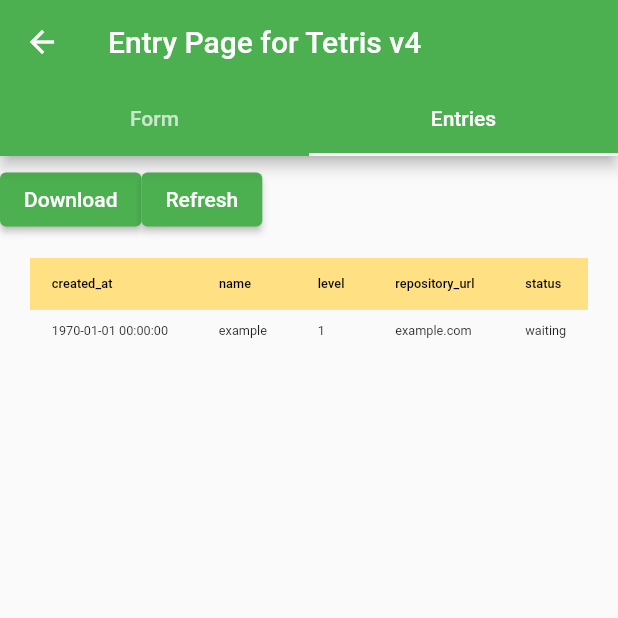
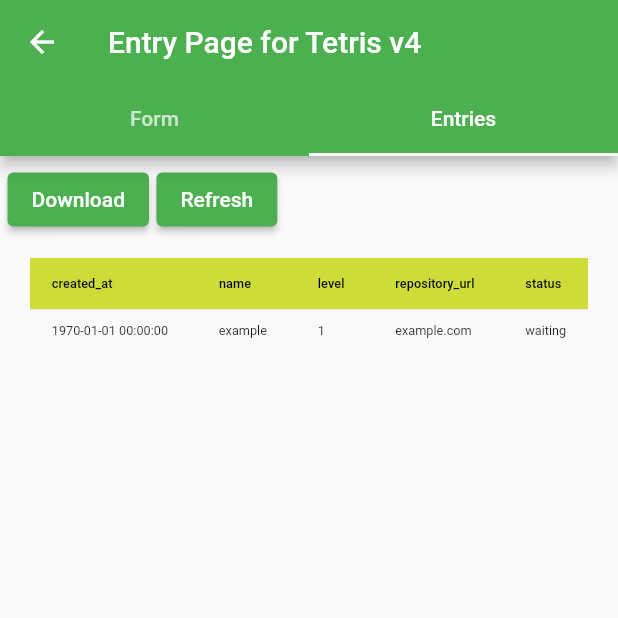
Before and after one commit to ChallengeClub/tetris_score_server_frontend, a Flutter app: the CompetitionEntryPage screen opened by its route, tab 2 chosen, after a tap on "Refresh", on a phone screen of 412 x 824 dp, the top half of it. Run offline on Flutter 3.47's test engine with Material 2 defaults, Android fonts, the phone set to English and light mode, and no system bars; our stand-ins replace connectivity_plus, csv, flutter_dotenv, flutter_hooks, freezed_annotation, hooks_riverpod and 1 more; missing offline and left inert: dart:html, protobuf.

Commit message:
fix files

```diff
--- a/app/lib/components/blocks/entry_table.dart
+++ b/app/lib/components/blocks/entry_table.dart
@@ -29,10 +29,10 @@ class EntryStatusTable extends HookConsumerWidget{
             showCheckboxColumn: false,
             sortColumnIndex: _columnList.indexOf(_entryTable.sortColumn),
             sortAscending: _entryTable.isSortedAscending,
-            headingRowColor: MaterialStateProperty.all(Colors.amber[200]),
+            headingRowColor: MaterialStateProperty.all(Colors.lime),
             columns: _columnList.map(
               (String column) => DataColumn(
-                label: Text(column),
+                label: Text(column)
               )
             ).toList(),
             rows: _entryTable.entries.map((EntryModel.EntryModel entry) => DataRow(
--- a/app/lib/components/pages/competition_entry_page.dart
+++ b/app/lib/components/pages/competition_entry_page.dart
@@ -31,7 +31,7 @@ class CompetitionEntryPage extends ConsumerWidget {
             Column(
               children: <Widget>[
                 Padding(
-                  padding: const EdgeInsets.symmetric(vertical: 5.0),
+                  padding: const EdgeInsets.all(5.0),
                   child: Row(
                     children: <Widget>[
                       ElevatedButton(
@@ -40,10 +40,12 @@ class CompetitionEntryPage extends ConsumerWidget {
                         },
                         child: const Text("Download")
                       ),
+                      SizedBox(
+                        width: 5,
+                      ),
                       ElevatedButton(
                         onPressed: (){
                           ref.read(entryTableStateNotifierProvider.notifier).fetchEntries();
-                          print("button pressed");
                         },
                         child: const Text("Refresh")
                       )
--- a/app/lib/view_model/entry_table_view_model.dart
+++ b/app/lib/view_model/entry_table_view_model.dart
@@ -13,10 +13,10 @@ class EntryTableStateNotifier extends StateNotifier<EntryTable> {
     fetchEntries();
   }
 
-  Future<String> fetchEntries() async {
+  Future<void> fetchEntries() async {
     try{
       List<EntryModel> entries = await _dbRepository.getEntries();
-      if (entries.length == 0){
+      if (entries.length == 0){ // if no data in DB, use Example Entry
         entries = getExampleEntryModel();
       }
       state = EntryTable(
@@ -24,11 +24,8 @@ class EntryTableStateNotifier extends StateNotifier<EntryTable> {
         "created_at",
         false
       );
-      print("fetched data");
-      return "Succeeded";
     } catch(e){
       print(e);
-      return "Failed";
     }
   }
 
```
